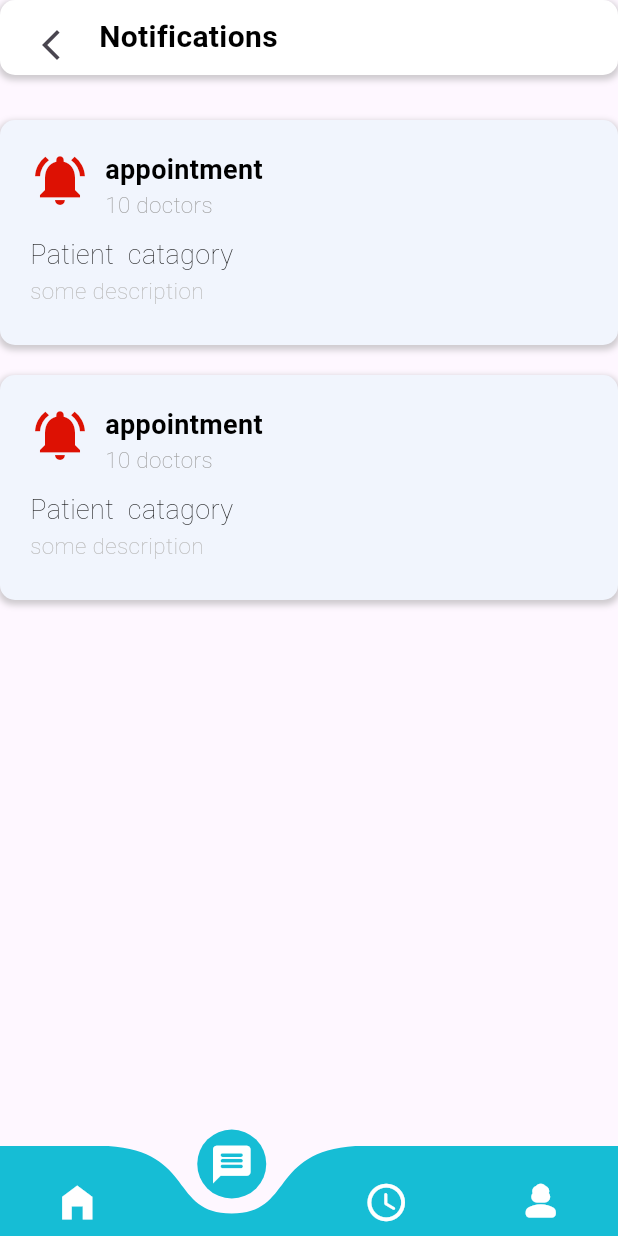
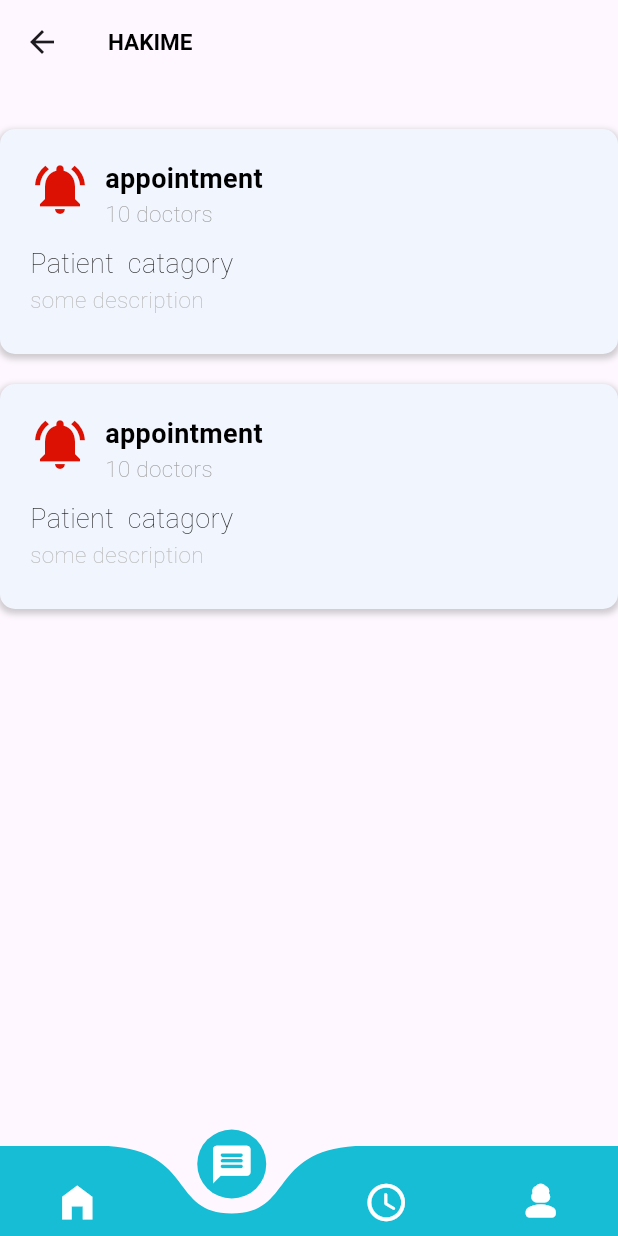
Before and after one commit to michael-099/Hakime, a Flutter app: the screen it shows after launch, item 2 of the bottom bar chosen, after a tap on the "notifications none" icon, on a phone screen of 412 x 824 dp. Run offline on Flutter 3.47's test engine with Material 3 defaults, Android fonts, the phone set to English and light mode, and no system bars; drawn by our look-alikes of curved_navigation_bar; missing offline and left inert: dart:js.

Commit message:
drop down

```diff
--- a/lib/Notification/Notification.dart
+++ b/lib/Notification/Notification.dart
@@ -7,13 +7,31 @@ class Notifications extends StatelessWidget {
     return MaterialApp(
       home: Scaffold(
         // appBar: AppBar(title: Center(child: Text("Notification" ,style: TextStyle(color:Colors.white) ,)),  backgroundColor:Color.fromARGB(255, 92, 180, 215),),
-
+        appBar: AppBar(
+          leading: IconButton(
+            icon: Icon(Icons.arrow_back),
+            onPressed: () {
+              // Navigate back when the back icon is tapped
+              Navigator.pop(context);
+            },
+          ),
+          title: Text("HAKIME",
+          style: const TextStyle(
+                  fontSize: 15.0,
+                  fontWeight: FontWeight.w600,
+                  color: Colors.black,
+                  decoration: TextDecoration.none),),
+          // actions: [
+          //   IconButton(
+          //     icon: Icon(Icons.notifications_active_outlined),
+          //     onPressed: () {
+          //       // Handle notifications button tap
+          //     },
+          //   ),
+          // ],
+        ),
         body: Column(
           children: [
-            TopBar(
-                categories: "Notifications",
-                iconData: Icons.notifications_active_outlined,
-               ),
             SizedBox(height: 20.0),
             NotificationCard(
                 categories: "appointment",
--- a/lib/dashBoard/dashboard.dart
+++ b/lib/dashBoard/dashboard.dart
@@ -91,7 +91,9 @@ class DashBoard extends StatelessWidget {
               TextW(
                 texts: "recomandiations",
               ),
-              ListView(
+
+
+              Column(
                 children: dataitems.map((item) {
                   return SmallerCard(
                     name: item.name,
```
